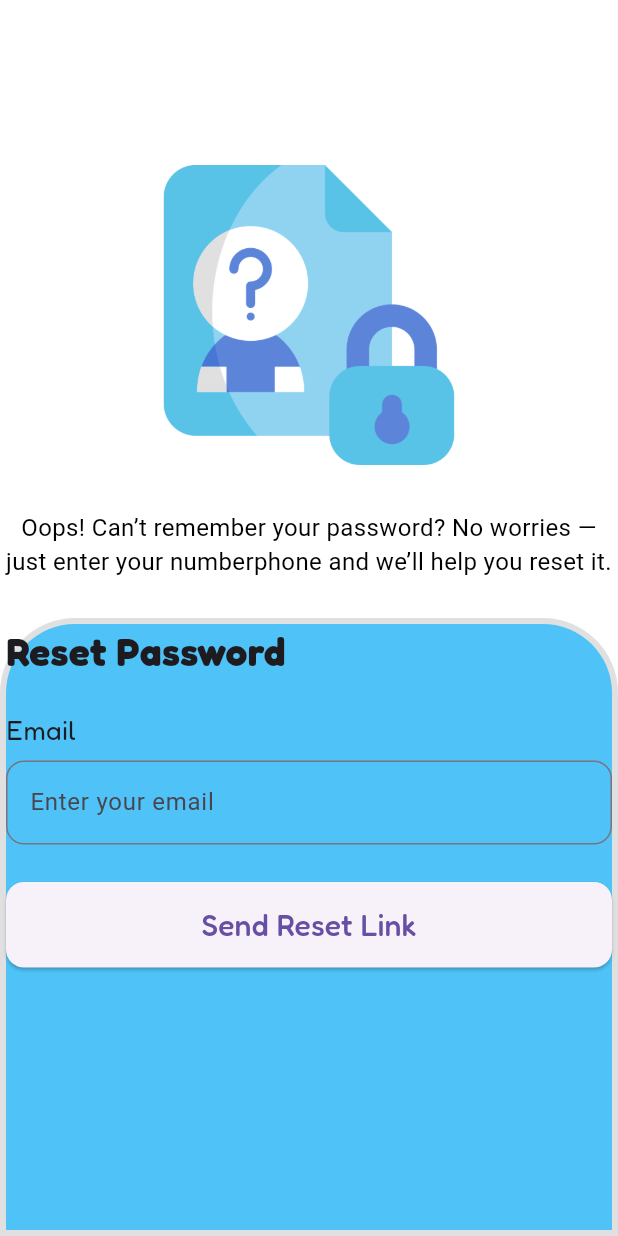
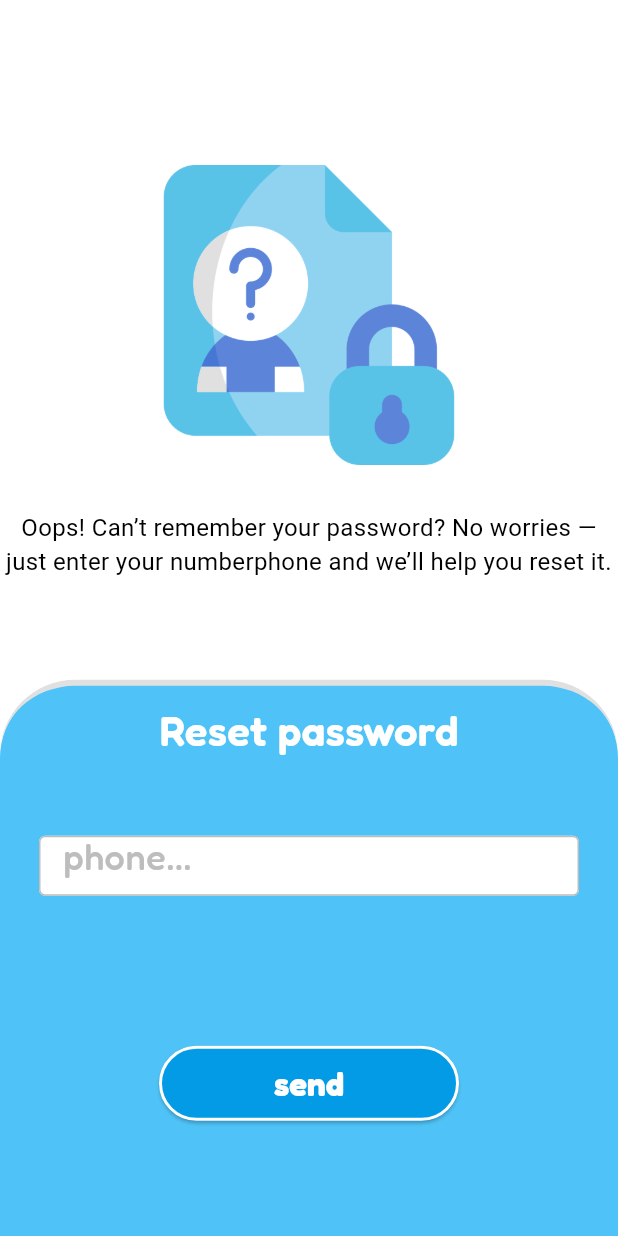
Before and after one commit to sopihtnapa22/project_luandry, a Flutter app: the ResetPasswordScreen screen opened directly, on a phone screen of 412 x 824 dp. Run offline on Flutter 3.47's test engine with Material 3 defaults, Android fonts, the light colour scheme and no system bars; our stand-ins replace google_fonts; Roboto replaces fonts that are missing (Habibi).

Commit message:
feat: update Reset Password screen UI with improved layout and styles

```diff
--- a/lib/screens/password/reset_password.dart
+++ b/lib/screens/password/reset_password.dart
@@ -6,7 +6,7 @@ class ResetPasswordScreen extends StatelessWidget {
 
   @override
   Widget build(BuildContext context) {
-    final double cardHeight = MediaQuery.of(context).size.height * 0.5;
+    final double cardHeight = MediaQuery.of(context).size.height * 0.45;
 
     return Scaffold(
       backgroundColor: Colors.white,
@@ -34,38 +34,54 @@ class ResetPasswordScreen extends StatelessWidget {
 
               decoration: BoxDecoration(
                 color: const Color(0xFF4FC3F7),
-                border: Border.all(color: Colors.grey.shade300, width: 4),
+                border: Border(top: BorderSide(color: Colors.grey.shade300, width: 4)),
                 borderRadius: const BorderRadius.only(topLeft: Radius.circular(50), topRight: Radius.circular(50)),
               ),
 
               child: Column(
                 mainAxisSize: MainAxisSize.min,
-                crossAxisAlignment: CrossAxisAlignment.start,
+                crossAxisAlignment: CrossAxisAlignment.center,
+
                 children: [
-                  Text("Reset Password", style: GoogleFonts.fredoka(fontSize: 26, fontWeight: FontWeight.bold)),
-                  const SizedBox(height: 20),
+                  const SizedBox(height: 10),
+                  Text(
+                    "Reset password",
+                    style: GoogleFonts.fredoka(fontSize: 28, fontWeight: FontWeight.w600, color: Colors.white),
+                  ),
+                  const SizedBox(height: 50),
 
-                  Text("Email", style: GoogleFonts.fredoka(fontSize: 18)),
-                  const SizedBox(height: 8),
+                  SizedBox(
+                    width: 360,
+                    height: 40,
+                    child: TextField(
+                      decoration: InputDecoration(
+                        hintText: "phone...",
+                        hintStyle: GoogleFonts.fredoka(fontSize: 24, color: Color(0xFFBDBDBD), fontWeight: FontWeight.w500),
+                        filled: true,
+                        fillColor: Colors.white,
 
-                  TextField(
-                    decoration: InputDecoration(
-                      hintText: "Enter your email",
-                      border: OutlineInputBorder(borderRadius: BorderRadius.circular(12)),
+                        enabledBorder: OutlineInputBorder(borderSide: const BorderSide(color: Color(0xFFBDBDBD), width: 1)),
+
+                        focusedBorder: OutlineInputBorder(borderSide: const BorderSide(color: Color(0xFFBDBDBD), width: 1)),
+                        contentPadding: const EdgeInsets.symmetric(vertical: 14, horizontal: 12),
+                      ),
                     ),
                   ),
-
-                  const SizedBox(height: 25),
+                  const SizedBox(height: 100),
 
                   SizedBox(
-                    width: double.infinity,
+                    height: 50,
+                    width: 200,
                     child: ElevatedButton(
                       style: ElevatedButton.styleFrom(
-                        padding: const EdgeInsets.symmetric(vertical: 14),
-                        shape: RoundedRectangleBorder(borderRadius: BorderRadius.circular(12)),
+                        backgroundColor: Color(0xFF039BE5),
+                        side: const BorderSide(color: Colors.white, width: 2),
                       ),
                       onPressed: () {},
-                      child: Text("Send Reset Link", style: GoogleFonts.fredoka(fontSize: 20)),
+                      child: Text(
+                        "send",
+                        style: GoogleFonts.fredoka(fontSize: 22, color: Colors.white, fontWeight: FontWeight.bold),
+                      ),
                     ),
                   ),
                 ],
```
